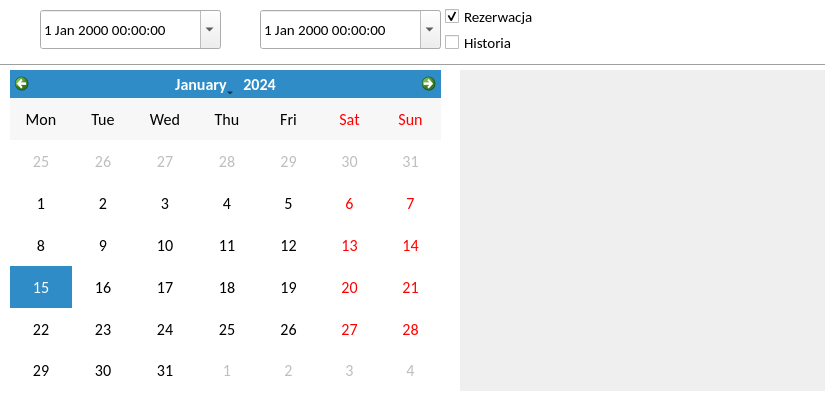
The window that bookingdialog.ui (RStravinsky/CarReservation) describes before a commit, drawn with Qt 5.
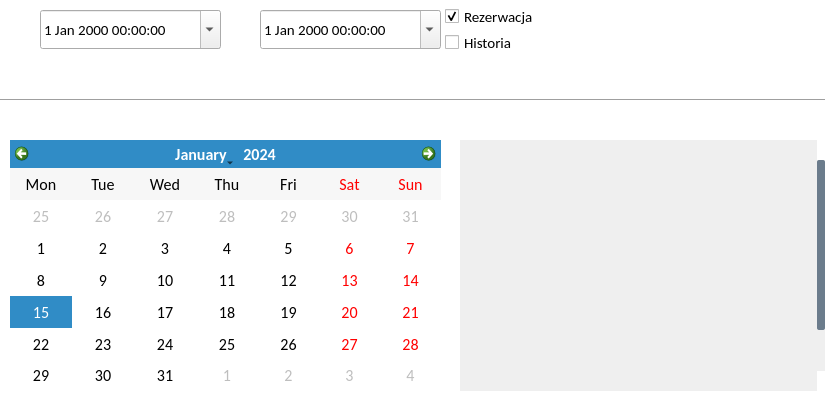
The same window after the commit. Icons and pictures are not drawn.

What changed in the file:
```diff
--- a/bookingdialog.ui
+++ b/bookingdialog.ui
@@ -82,9 +82,9 @@
    <property name="geometry">
     <rect>
      <x>10</x>
-     <y>70</y>
+     <y>140</y>
      <width>431</width>
-     <height>321</height>
+     <height>251</height>
     </rect>
    </property>
    <property name="font">
@@ -116,9 +116,9 @@
    <property name="geometry">
     <rect>
      <x>460</x>
-     <y>70</y>
+     <y>140</y>
      <width>365</width>
-     <height>321</height>
+     <height>251</height>
     </rect>
    </property>
    <property name="sizePolicy">
@@ -272,7 +272,7 @@
    <property name="geometry">
     <rect>
      <x>0</x>
-     <y>55</y>
+     <y>90</y>
      <width>841</width>
      <height>20</height>
     </rect>
@@ -325,6 +325,123 @@
     <string>Historia</string>
    </property>
   </widget>
+  <widget class="QPushButton" name="btnReserve_2">
+   <property name="geometry">
+    <rect>
+     <x>20</x>
+     <y>110</y>
+     <width>131</width>
+     <height>21</height>
+    </rect>
+   </property>
+   <property name="font">
+    <font>
+     <family>Calibri</family>
+     <pointsize>12</pointsize>
+    </font>
+   </property>
+   <property name="styleSheet">
+    <string notr="true">QPushButton:hover {
+border-radius: 5px;
+background: rgb(255,140,0);
+}
+
+QPushButton{
+color: white;
+border-radius: 5px;
+background: qlineargradient(x1:0, y1:0, x2:0, y2:1,
+   stop: 0 rgba(255,140,0), stop: 0.7 rgb(255,105,0));
+}
+
+QPushButton:pressed {
+color: white;
+border-radius: 5px;
+background: rgb(255,105,0);
+}
+</string>
+   </property>
+   <property name="text">
+    <string>Rezerwacje</string>
+   </property>
+  </widget>
+  <widget class="QPushButton" name="btnReserve_3">
+   <property name="geometry">
+    <rect>
+     <x>160</x>
+     <y>110</y>
+     <width>131</width>
+     <height>21</height>
+    </rect>
+   </property>
+   <property name="font">
+    <font>
+     <family>Calibri</family>
+     <pointsize>12</pointsize>
+    </font>
+   </property>
+   <property name="styleSheet">
+    <string notr="true">QPushButton:hover {
+border-radius: 5px;
+background: rgb(255,140,0);
+}
+
+QPushButton{
+color: white;
+border-radius: 5px;
+background: qlineargradient(x1:0, y1:0, x2:0, y2:1,
+   stop: 0 rgba(255,140,0), stop: 0.7 rgb(255,105,0));
+}
+
+QPushButton:pressed {
+color: white;
+border-radius: 5px;
+background: rgb(255,105,0);
+}
+</string>
+   </property>
+   <property name="text">
+    <string>Historia</string>
+   </property>
+  </widget>
+  <widget class="QPushButton" name="btnReserve_4">
+   <property name="geometry">
+    <rect>
+     <x>300</x>
+     <y>110</y>
+     <width>131</width>
+     <height>21</height>
+    </rect>
+   </property>
+   <property name="font">
+    <font>
+     <family>Calibri</family>
+     <pointsize>12</pointsize>
+    </font>
+   </property>
+   <property name="styleSheet">
+    <string notr="true">QPushButton:hover {
+border-radius: 5px;
+background: rgb(255,140,0);
+}
+
+QPushButton{
+color: white;
+border-radius: 5px;
+background: qlineargradient(x1:0, y1:0, x2:0, y2:1,
+   stop: 0 rgba(255,140,0), stop: 0.7 rgb(255,105,0));
+}
+
+QPushButton:pressed {
+color: white;
+border-radius: 5px;
+background: rgb(255,105,0);
+}
+</string>
+   </property>
+   <property name="text">
+    <string>Naprawy</string>
+   </property>
+  </widget>
  </widget>
  <resources>
   <include location="resources.qrc"/>
```
